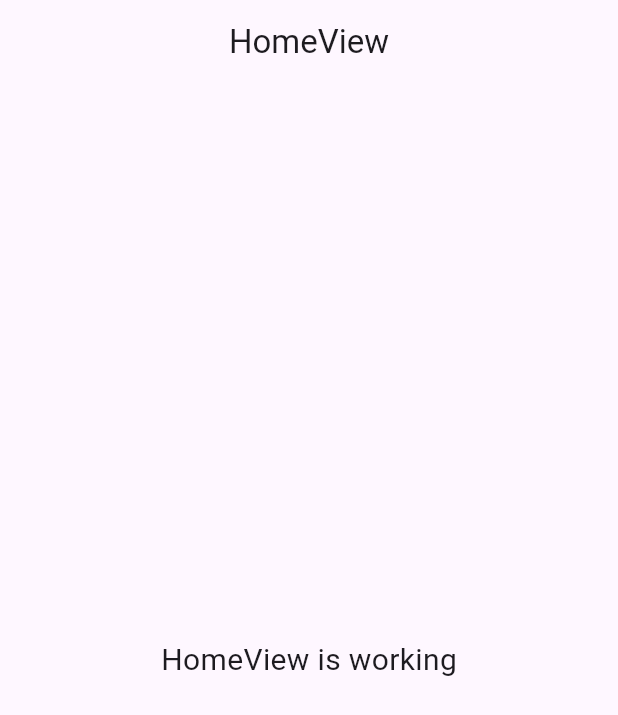
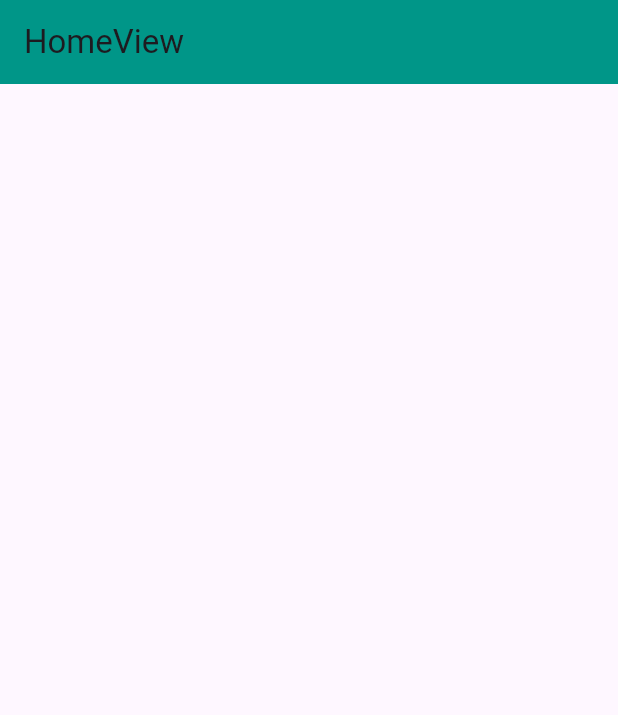
Before and after one commit to QusailahJalal/first-responsive-app, a Flutter app: the screen it shows after launch, on a phone screen of 412 x 824 dp. Shown: the top 715 px of the screen. Run offline on Flutter 3.47's test engine with Material 3 defaults, Android fonts, the phone set to English and light mode, and no system bars; our stand-ins replace get.

Commit message:
feat(home): update home view layout and styling
- Remove centerTitle property from AppBar
- Change AppBar backgroundColor to teal
- Replace Center widget with Column layout for body
- Remove placeholder text from home view
- Prepare flexible layout structure for future content additions

```diff
--- a/lib/app/modules/home/views/home_view.dart
+++ b/lib/app/modules/home/views/home_view.dart
@@ -11,14 +11,11 @@ class HomeView extends GetView<HomeController> {
     return Scaffold(
       appBar: AppBar(
         title: const Text('HomeView'),
-        centerTitle: true,
+        backgroundColor: Colors.teal,
       ),
-      body: const Center(
-        child: Text(
-          'HomeView is working',
-          style: TextStyle(fontSize: 20),
-        ),
-      ),
+      body: Column(children: [
+
+      ],)
     );
   }
 }
```
